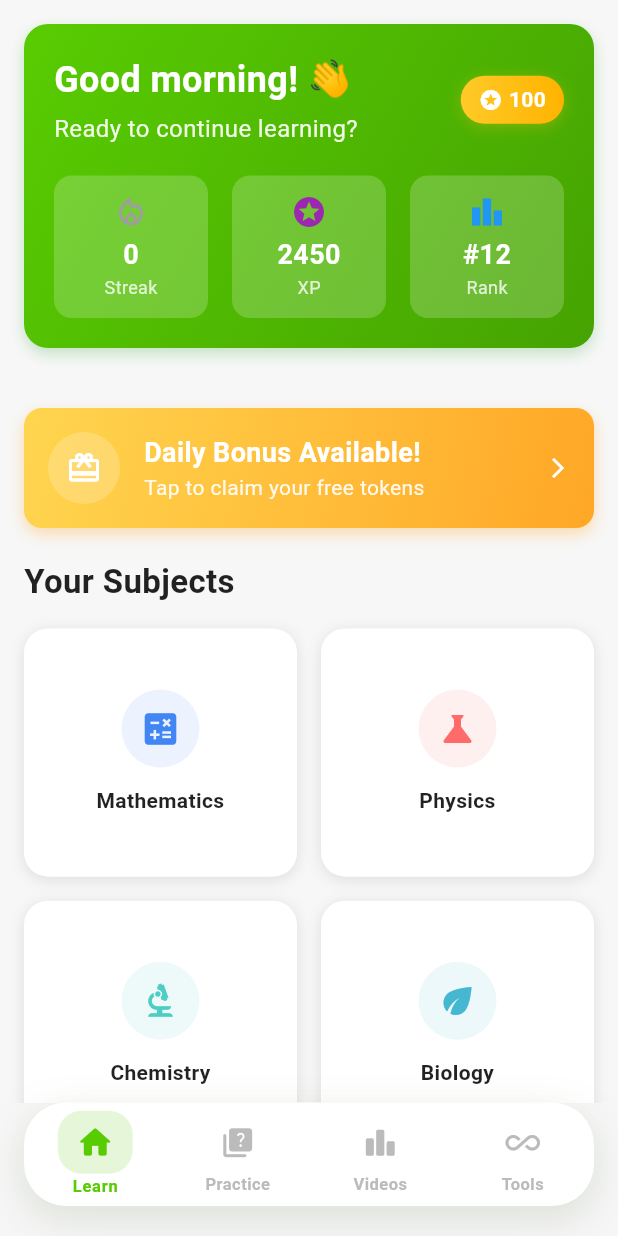
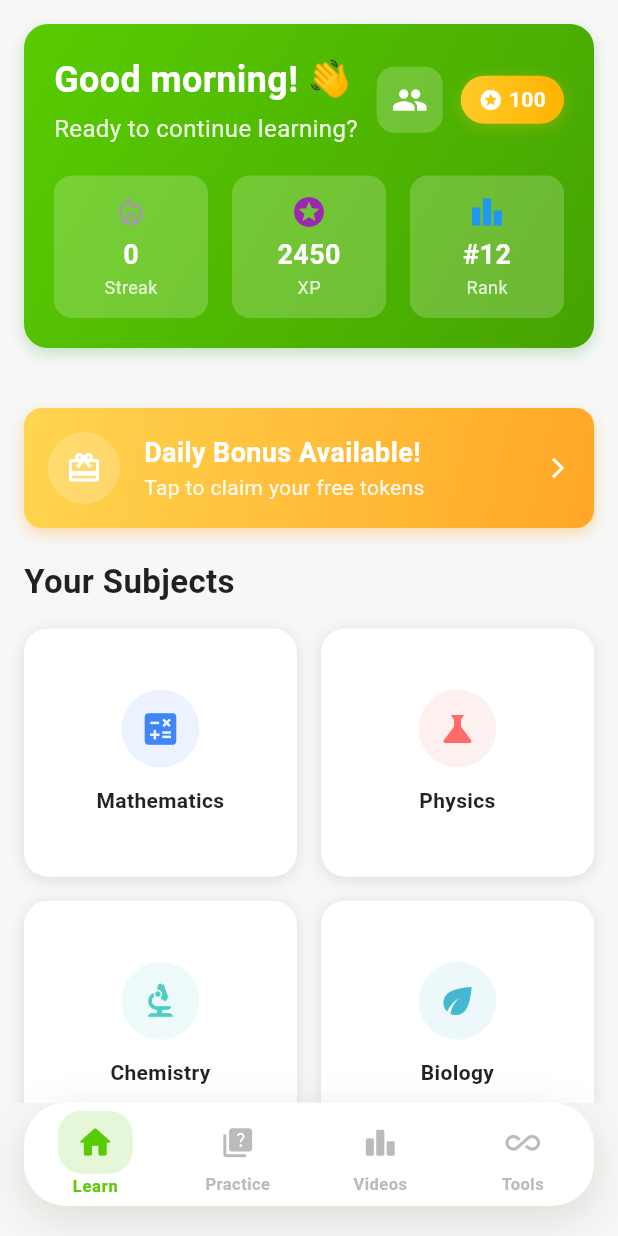
Before and after one commit to johnakabwela-lang/egxamina, a Flutter app: the screen it shows after launch, on a phone screen of 412 x 824 dp. Run offline on Flutter 3.47's test engine with Material 3 defaults, Android fonts, the phone set to English and light mode, and no system bars; our stand-ins replace audioplayers, dio, flutter_local_notifications, permission_handler, shared_preferences, timezone; missing offline and left inert: flutter_pdfview.

Commit message:
Update home_screen.dart

```diff
--- a/lib/screens/home_screen.dart
+++ b/lib/screens/home_screen.dart
@@ -4,6 +4,7 @@ import 'package:ultsukulu/managers/token_manager.dart';
 import 'package:ultsukulu/screens/shop_screen.dart';
 import 'package:ultsukulu/screens/subject_books_screen.dart';
 import 'package:ultsukulu/screens/subject_past_papers_screen.dart';
+import 'package:ultsukulu/screens/social_screen.dart'; // Import the new social screen
 
 class HomeScreen extends StatefulWidget {
   const HomeScreen({super.key});
@@ -183,6 +184,15 @@ class _HomeScreenState extends State<HomeScreen> {
     );
   }
 
+  void _navigateToSocial() {
+    Navigator.push(
+      context,
+      MaterialPageRoute(
+        builder: (context) => const SocialScreen(),
+      ),
+    );
+  }
+
   @override
   Widget build(BuildContext context) {
     return Scaffold(
@@ -237,7 +247,8 @@ class _HomeScreenState extends State<HomeScreen> {
           Row(
             mainAxisAlignment: MainAxisAlignment.spaceBetween,
             children: [
-              Column(
+              Expanded(
+                child: Column(
                   crossAxisAlignment: CrossAxisAlignment.start,
                   children: [
                     const Text(
@@ -258,7 +269,29 @@ class _HomeScreenState extends State<HomeScreen> {
                     ),
                   ],
                 ),
+              ),
+              Row(
+                children: [
+                  // Social button
+                  GestureDetector(
+                    onTap: _navigateToSocial,
+                    child: Container(
+                      padding: const EdgeInsets.all(10),
+                      decoration: BoxDecoration(
+                        color: Colors.white.withOpacity(0.2),
+                        borderRadius: BorderRadius.circular(12),
+                      ),
+                      child: const Icon(
+                        Icons.people,
+                        color: Colors.white,
+                        size: 24,
+                      ),
+                    ),
+                  ),
+                  const SizedBox(width: 12),
                   TokenDisplayer(tokens: _currentTokens, onTap: _showTokenShop),
+                ],
+              ),
             ],
           ),
           const SizedBox(height: 20),
@@ -519,6 +552,8 @@ class _HomeScreenState extends State<HomeScreen> {
   }
 }
 
+// Rest of your existing code remains unchanged...
+// (SubjectDetailScreen, PastPaperDetailScreen, AllPastPapersScreen classes stay the same)
 // Simplified Subject Detail Screen - Only Books and Past Papers
 class SubjectDetailScreen extends StatelessWidget {
   final Map<String, dynamic> subject;
```
Lines whose indentation alone changed are shown as unchanged.
